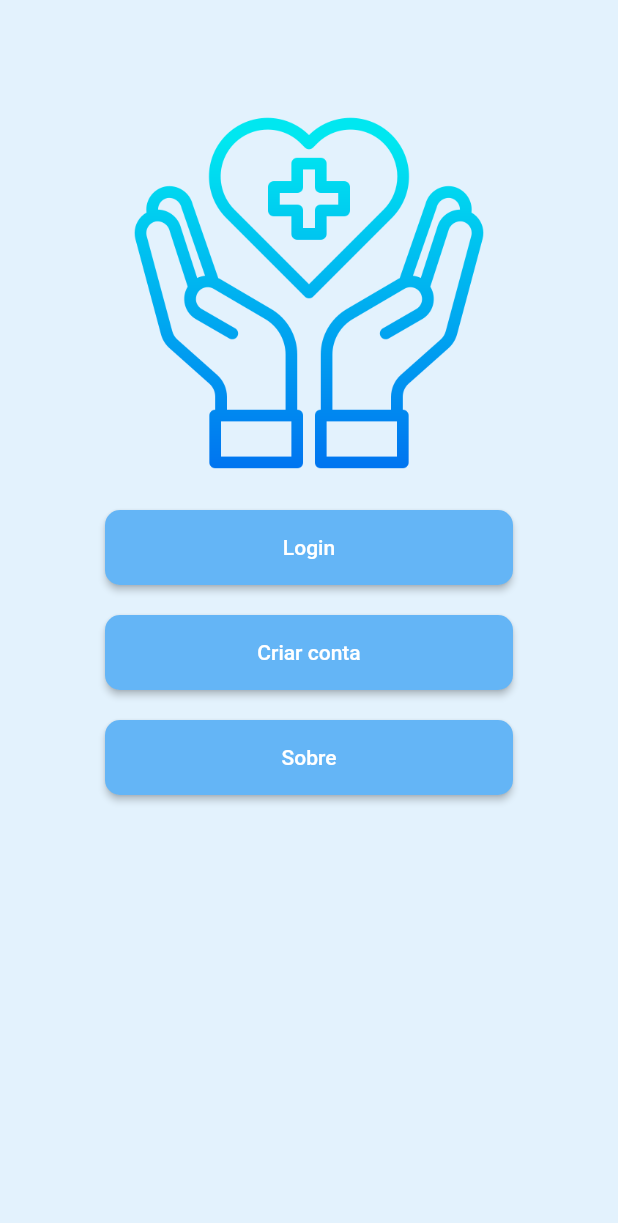
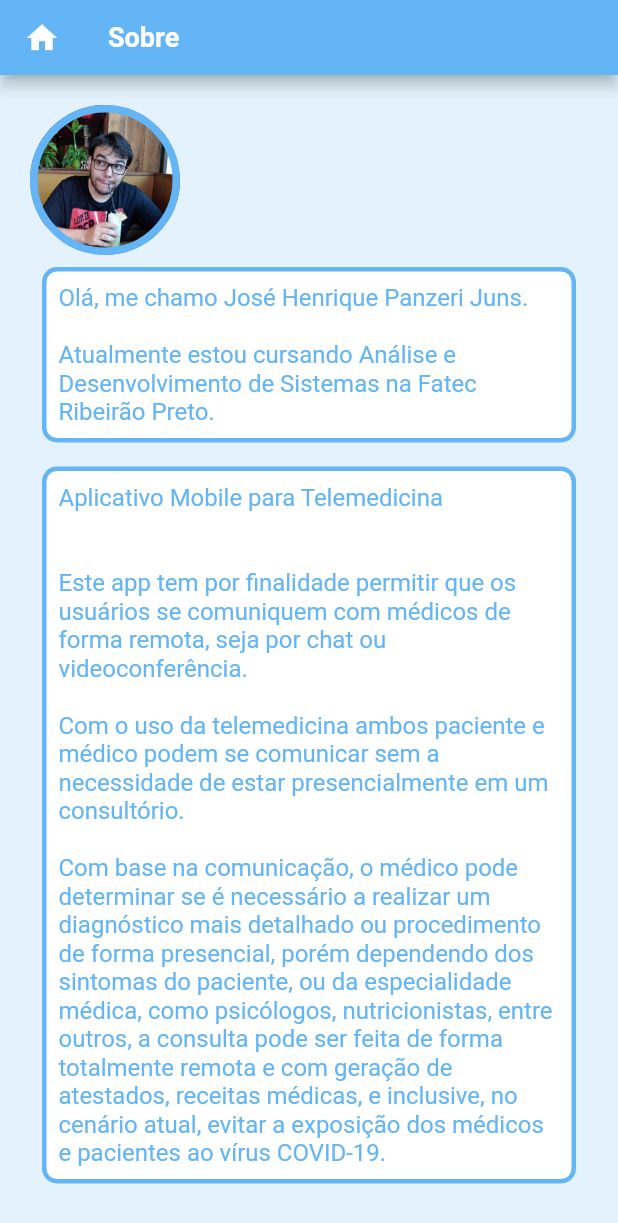
Before and after one commit to zepanzeri/app_telemedicina, a Flutter app: the screen it shows after launch, after a tap on "Sobre", on a phone screen of 412 x 824 dp. Shown: the top 1223 px of the screen. Run offline on Flutter 3.47's test engine with Material 2 defaults, Android fonts, the phone set to English and light mode, and no system bars; our stand-ins replace cloud_firestore, email_validator, firebase_auth, firebase_core, flutter_datetime_picker; accounts and stored records are empty; Roboto replaces fonts that are missing (Sans Serif).

Commit message:
Implementação do calendario na atualização, arrumada tela 'sobre'.

```diff
--- a/lib/main.dart
+++ b/lib/main.dart
@@ -49,7 +49,7 @@ Future<void> main() async {
       '/tela_principal': (context) => TelaPrincipal(),
       '/tela_login': (context) => TelaLogin(),
       '/tela_criar_conta': (context) => TelaCriarConta(),
-      //'/tela_sobre': (context) => TelaSobre(),
+      '/tela_sobre': (context) => TelaSobre(),
       '/tela_funcionalidades': (context) => TelaFuncionalidades(),
       '/tela_especialidades': (context) => TelaEspecialidades(),
       '/tela_agendamentos': (context) => TelaAgendamentos(),
--- a/lib/telas/TelaSobre.dart
+++ b/lib/telas/TelaSobre.dart
@@ -1,35 +1,62 @@
-// import 'package:app_telemedicina/widgets/app_bar_widget.dart';
-// import 'package:app_telemedicina/widgets/avatar_widget.dart';
-// import 'package:app_telemedicina/widgets/expand_card_widget.dart';
-// import 'package:flutter/material.dart';
+import 'package:app_telemedicina/widgets/app_bar_widget.dart';
+import 'package:app_telemedicina/widgets/avatar_widget.dart';
+import 'package:flutter/material.dart';
 
-// class TelaSobre extends StatelessWidget {
-
-//   @override
-//   Widget build(BuildContext context) {
-//     return Scaffold(
-//       appBar: PreferredSize(
-//           preferredSize: Size.fromHeight(50), child: AppBarWidget('Sobre')),
-//       body: Center(
-//         child: Padding(
-//           padding: const EdgeInsets.all(20.0),
-//           child: ListView(children: [
-//             AvatarWidget('assets/images/jose.jpg'),
-//             ExpandCardWidget(
-//               'Sobre o Desenvolvedor',
-//               'Olá, me chamo José Henrique Panzeri Juns.\n\n'+
-//               'Atualmente estou cursando Análise e Desenvolvimento de Sistemas na Fatec Ribeirão Preto.'),
-//             ExpandCardWidget(
-//               'Sobre o App',
-//               'Aplicativo Mobile para Telemedicina\n\n\n'+
-//               'Este app tem por finalidade permitir que os usuários se comuniquem com médicos de forma remota, seja por chat ou videoconferência.\n\n'+
-//               'Com o uso da telemedicina ambos paciente e médico podem se comunicar sem a necessidade de estar presencialmente em um consultório.\n\n'+
-//               'Com base na comunicação, o médico pode determinar se é necessário a realizar um diagnóstico mais detalhado ou procedimento de forma presencial, porém dependendo dos sintomas do paciente, ou da especialidade médica, como psicólogos, nutricionistas, entre outros, a consulta pode ser feita de forma totalmente remota e com geração de atestados, receitas médicas, e inclusive, no cenário atual, evitar a exposição dos médicos e pacientes ao vírus COVID-19.'
-//             )
-//           ]),
-//         ),
-//       ),
-//       backgroundColor: Theme.of(context).backgroundColor,
-//     );
-//   }
-// }
+class TelaSobre extends StatelessWidget {
+  @override
+  Widget build(BuildContext context) {
+    return Scaffold(
+      appBar: PreferredSize(
+          preferredSize: Size.fromHeight(50), child: AppBarWidget('Sobre')),
+      body: Center(
+        child: Padding(
+          padding: const EdgeInsets.all(20.0),
+          child: ListView(
+            children: [
+              AvatarWidget('assets/images/jose.jpg'),
+              Padding(
+                padding: const EdgeInsets.all(8.0),
+                child: Container(
+                  decoration: BoxDecoration(
+                      color: Colors.white,
+                      borderRadius: BorderRadius.circular(10),
+                      border: Border.all(
+                          color: Theme.of(context).primaryColor, width: 3)),
+                  child: Padding(
+                    padding: const EdgeInsets.all(8.0),
+                    child: Text(
+                        'Olá, me chamo José Henrique Panzeri Juns.\n\n' +
+                            'Atualmente estou cursando Análise e Desenvolvimento de Sistemas na Fatec Ribeirão Preto.',
+                        style: TextStyle(
+                            fontSize: 16, color: Theme.of(context).primaryColor)),
+                  ),
+                ),
+              ),
+              Padding(
+                padding: const EdgeInsets.all(8.0),
+                child: Container(
+                  decoration: BoxDecoration(
+                      color: Colors.white,
+                      borderRadius: BorderRadius.circular(10),
+                      border: Border.all(
+                          color: Theme.of(context).primaryColor, width: 3)),
+                  child: Padding(
+                    padding: const EdgeInsets.all(8.0),
+                    child: Text(
+                        'Aplicativo Mobile para Telemedicina\n\n\n' +
+                            'Este app tem por finalidade permitir que os usuários se comuniquem com médicos de forma remota, seja por chat ou videoconferência.\n\n' +
+                            'Com o uso da telemedicina ambos paciente e médico podem se comunicar sem a necessidade de estar presencialmente em um consultório.\n\n' +
+                            'Com base na comunicação, o médico pode determinar se é necessário a realizar um diagnóstico mais detalhado ou procedimento de forma presencial, porém dependendo dos sintomas do paciente, ou da especialidade médica, como psicólogos, nutricionistas, entre outros, a consulta pode ser feita de forma totalmente remota e com geração de atestados, receitas médicas, e inclusive, no cenário atual, evitar a exposição dos médicos e pacientes ao vírus COVID-19.',
+                        style: TextStyle(
+                            fontSize: 16, color: Theme.of(context).primaryColor)),
+                  ),
+                ),
+              ),
+            ],
+          ),
+        ),
+      ),
+      backgroundColor: Theme.of(context).backgroundColor,
+    );
+  }
+}
```
Also changed, not shown: lib/telas/TelaAgendamentos.dart (+26 -18 lines).
